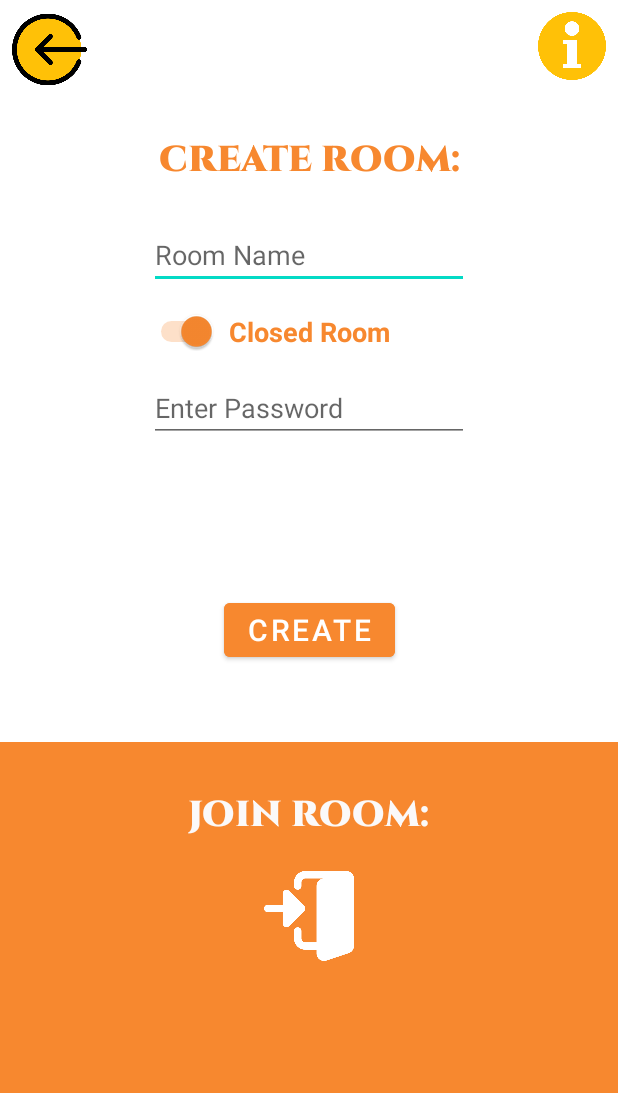
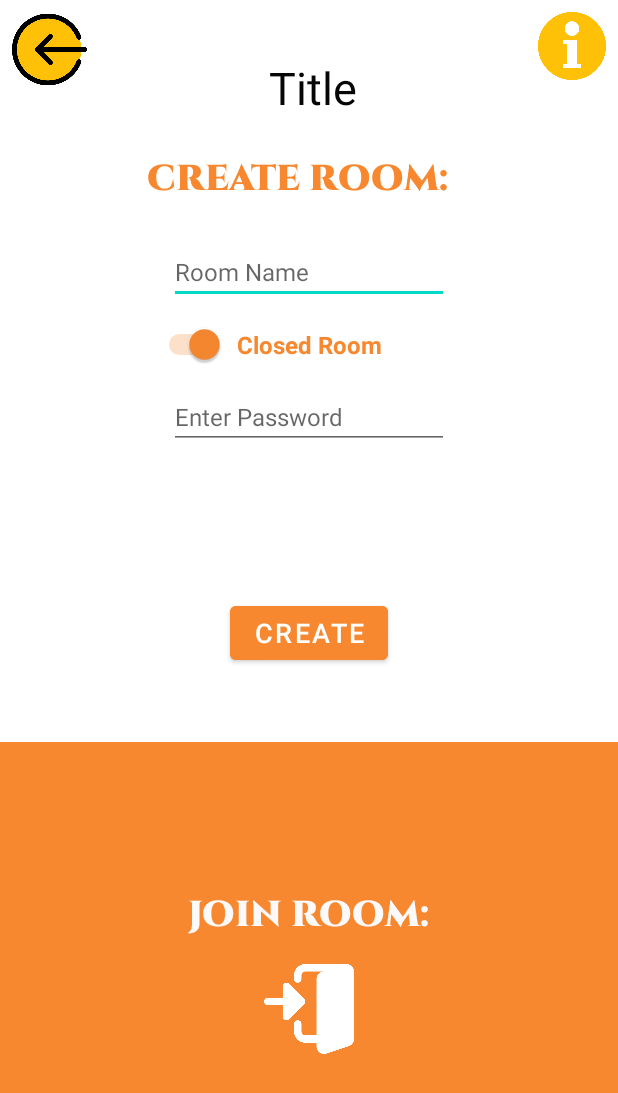
Before and after one commit to The-Lazy-People/Squiggle, an Android app: the screen it shows after launch once a user with an empty profile is signed in (MainActivity), on a phone screen of 412 x 824 dp. Shown: the top 1093 px of the screen. Run offline under Robolectric (Android 15) with nearby library versions, the light colour scheme and no system bars; our stand-ins replace Firebase (no records; nobody signed in at launch, a user with empty details on screens opened directly); Roboto replaces fonts that are not available here.

Commit message:
Minor fixes 1

```diff
--- a/app/src/main/res/layout/activity_main.xml
+++ b/app/src/main/res/layout/activity_main.xml
@@ -16,15 +16,16 @@
             android:id="@+id/textView8"
             android:layout_width="wrap_content"
             android:layout_height="wrap_content"
-            android:layout_marginTop="32dp"
+            android:layout_marginTop="24dp"
             android:fontFamily="@font/cinzel_black"
             android:text="@string/createRoomText"
             android:textColor="@color/Apricot"
             android:textSize="24sp"
             android:textStyle="bold"
             app:layout_constraintEnd_toEndOf="parent"
+            app:layout_constraintHorizontal_bias="0.464"
             app:layout_constraintStart_toStartOf="parent"
-            app:layout_constraintTop_toBottomOf="@+id/logout" />
+            app:layout_constraintTop_toBottomOf="@+id/textView9" />
 
         <EditText
             android:id="@+id/roomName"
@@ -34,6 +35,7 @@
             android:ems="10"
             android:hint="@string/RoomName"
             android:inputType="text"
+            android:textSize="16sp"
             app:layout_constraintEnd_toEndOf="parent"
             app:layout_constraintStart_toStartOf="parent"
             app:layout_constraintTop_toBottomOf="@+id/textView8" />
@@ -46,6 +48,7 @@
             android:ems="10"
             android:hint="@string/enterPassword"
             android:inputType="numberPassword"
+            android:textSize="16sp"
             app:layout_constraintEnd_toEndOf="parent"
             app:layout_constraintStart_toStartOf="parent"
             app:layout_constraintTop_toBottomOf="@+id/passwordSwitchInfo" />
@@ -56,7 +59,7 @@
             android:layout_height="wrap_content"
             android:backgroundTint="@color/Apricot"
             android:text="Create"
-            android:textSize="20sp"
+            android:textSize="18sp"
             app:layout_constraintBottom_toBottomOf="parent"
             app:layout_constraintEnd_toEndOf="@+id/roomName"
             app:layout_constraintStart_toStartOf="@+id/roomName"
@@ -70,7 +73,7 @@
             android:layout_marginTop="16dp"
             android:text="@string/closedRoomText"
             android:textColor="@color/Apricot"
-            android:textSize="18sp"
+            android:textSize="16sp"
             android:textStyle="bold"
             app:layout_constraintEnd_toEndOf="@+id/roomName"
             app:layout_constraintStart_toStartOf="@+id/roomName"
@@ -109,10 +112,22 @@
             android:adjustViewBounds="true"
             android:clickable="true"
             android:foregroundTint="@android:color/black"
-            app:tint="@color/yellow"
             app:layout_constraintEnd_toEndOf="parent"
             app:layout_constraintTop_toTopOf="parent"
-            app:srcCompat="@drawable/info" />
+            app:srcCompat="@drawable/info"
+            app:tint="@color/yellow" />
+
+        <TextView
+            android:id="@+id/textView9"
+            android:layout_width="wrap_content"
+            android:layout_height="wrap_content"
+            android:text="Title"
+            android:textColor="#060606"
+            android:textSize="30sp"
+            app:layout_constraintBottom_toBottomOf="@+id/logout"
+            app:layout_constraintEnd_toStartOf="@+id/info"
+            app:layout_constraintStart_toEndOf="@+id/logout"
+            app:layout_constraintTop_toBottomOf="@+id/logout" />
 
     </androidx.constraintlayout.widget.ConstraintLayout>
 
@@ -132,8 +147,8 @@
             app:layout_constraintBottom_toBottomOf="parent"
             app:layout_constraintEnd_toEndOf="@+id/textView2"
             app:layout_constraintStart_toStartOf="@+id/textView2"
-            app:layout_constraintTop_toBottomOf="@+id/textView2"
-            app:layout_constraintVertical_bias="0.100000024"
+            app:layout_constraintTop_toTopOf="parent"
+            app:layout_constraintVertical_bias="0.55"
             app:srcCompat="@drawable/enter"
             app:tint="@android:color/white" />
 
@@ -141,15 +156,17 @@
             android:id="@+id/textView2"
             android:layout_width="wrap_content"
             android:layout_height="wrap_content"
-            android:layout_marginTop="32dp"
+            android:layout_marginBottom="16dp"
             android:fontFamily="@font/cinzel_black"
             android:text="@string/joinRoomText"
             android:textColor="#FBF9F9"
             android:textSize="24sp"
             android:textStyle="bold"
+            app:layout_constraintBottom_toTopOf="@+id/joinRoom"
             app:layout_constraintEnd_toEndOf="parent"
             app:layout_constraintStart_toStartOf="parent"
-            app:layout_constraintTop_toTopOf="parent" />
+            app:layout_constraintTop_toTopOf="parent"
+            app:layout_constraintVertical_bias="1.0" />
 
     </androidx.constraintlayout.widget.ConstraintLayout>
 
--- a/app/src/main/res/layout/each_playing_player.xml
+++ b/app/src/main/res/layout/each_playing_player.xml
@@ -16,7 +16,7 @@
         android:gravity="center|center_vertical|fill_vertical"
         android:text="Adarsh Singh"
         android:textColor="#060606"
-        android:textSize="24sp"
+        android:textSize="18sp"
         app:layout_constraintBottom_toBottomOf="parent"
         app:layout_constraintEnd_toStartOf="@+id/score_each_player"
         app:layout_constraintStart_toStartOf="parent"
@@ -29,8 +29,9 @@
         android:layout_marginEnd="16dp"
         android:text="0"
         android:textColor="#090808"
-        android:textSize="30sp"
+        android:textSize="18sp"
         app:layout_constraintBottom_toBottomOf="parent"
         app:layout_constraintEnd_toEndOf="parent"
+        app:layout_constraintStart_toEndOf="@+id/name_each_player"
         app:layout_constraintTop_toTopOf="@+id/name_each_player" />
 </androidx.constraintlayout.widget.ConstraintLayout>
--- a/app/src/main/res/layout/layout_header.xml
+++ b/app/src/main/res/layout/layout_header.xml
@@ -12,7 +12,7 @@
         android:fontFamily="@font/arbutus"
         android:text="Players:"
         android:textColor="#040404"
-        android:textSize="30sp"
+        android:textSize="24sp"
         app:layout_constraintEnd_toEndOf="parent"
         app:layout_constraintStart_toStartOf="parent"
         app:layout_constraintTop_toTopOf="parent" />
```
Also changed, not shown: app/src/main/res/layout/game_content.xml (+41 -13 lines).
